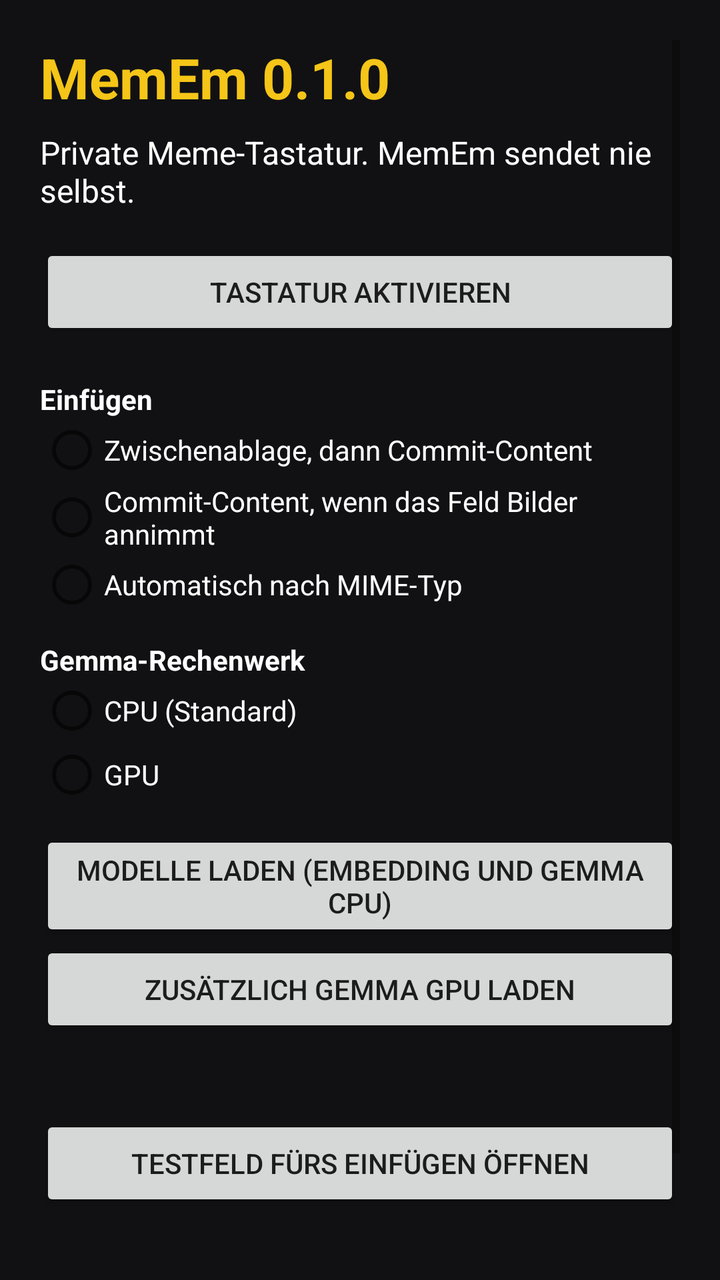
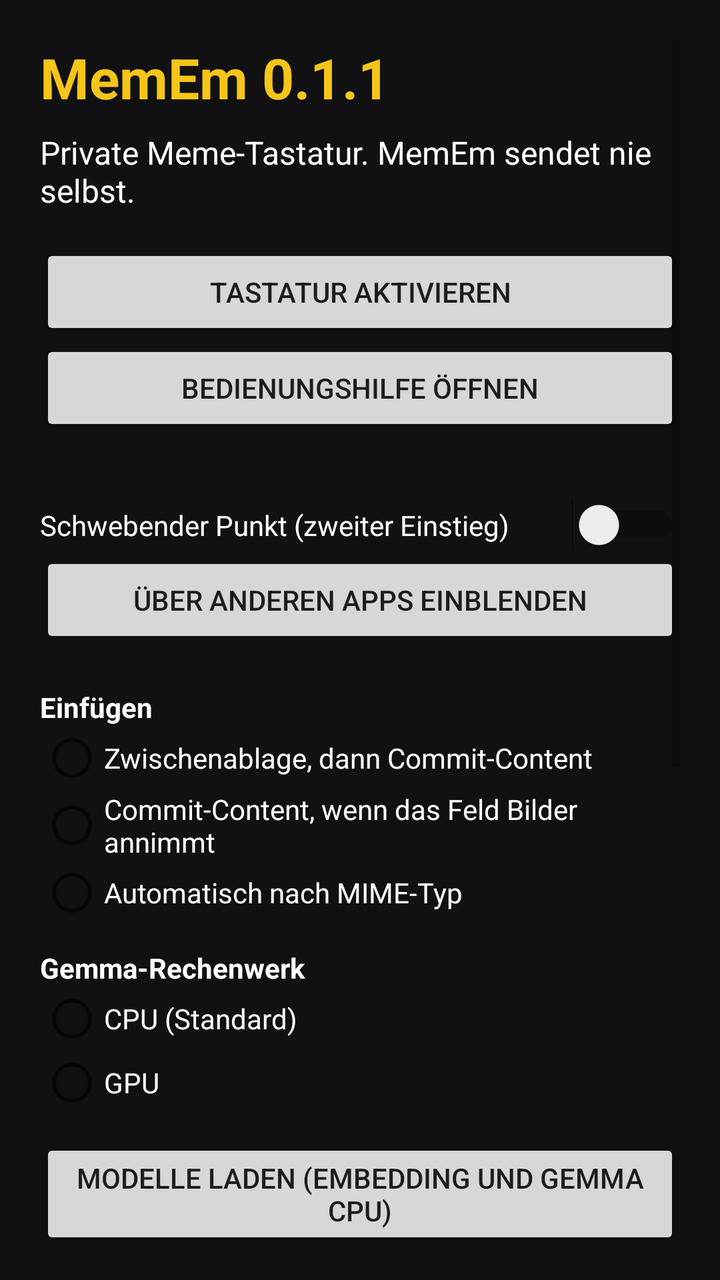

Screens rendered from an Android XML layout before and after an edit, with the pre-edit source and the edit as a unified diff.
<!-- AndroidManifest.xml: application theme Theme.MemEm -->
<!-- res/layout/activity_settings.xml -->
<?xml version="1.0" encoding="utf-8"?>
<ScrollView xmlns:android="http://schemas.android.com/apk/res/android"
    android:layout_width="match_parent"
    android:layout_height="match_parent"
    android:background="#111113"
    android:padding="20dp">

    <LinearLayout
        android:layout_width="match_parent"
        android:layout_height="wrap_content"
        android:orientation="vertical">

        <TextView
            android:layout_width="match_parent"
            android:layout_height="wrap_content"
            android:text="MemEm 0.1.0"
            android:textColor="#F5C518"
            android:textSize="28sp"
            android:textStyle="bold" />

        <TextView
            android:layout_width="match_parent"
            android:layout_height="wrap_content"
            android:layout_marginTop="8dp"
            android:text="Private Meme-Tastatur. MemEm sendet nie selbst."
            android:textColor="#FFFFFF"
            android:textSize="16sp" />

        <Button
            android:id="@+id/enable_keyboard"
            android:layout_width="match_parent"
            android:layout_height="wrap_content"
            android:layout_marginTop="16dp"
            android:text="Tastatur aktivieren" />

        <TextView
            android:layout_width="match_parent"
            android:layout_height="wrap_content"
            android:layout_marginTop="20dp"
            android:text="Einfügen"
            android:textColor="#FFFFFF"
            android:textStyle="bold" />

        <RadioGroup
            android:id="@+id/insert_mode"
            android:layout_width="match_parent"
            android:layout_height="wrap_content">

            <RadioButton
                android:id="@+id/insert_clipboard"
                android:layout_width="match_parent"
                android:layout_height="wrap_content"
                android:text="Zwischenablage, dann Commit-Content"
                android:textColor="#FFFFFF" />

            <RadioButton
                android:id="@+id/insert_commit"
                android:layout_width="match_parent"
                android:layout_height="wrap_content"
                android:text="Commit-Content, wenn das Feld Bilder annimmt"
                android:textColor="#FFFFFF" />

            <RadioButton
                android:id="@+id/insert_auto"
                android:layout_width="match_parent"
                android:layout_height="wrap_content"
                android:text="Automatisch nach MIME-Typ"
                android:textColor="#FFFFFF" />
        </RadioGroup>

        <TextView
            android:layout_width="match_parent"
            android:layout_height="wrap_content"
            android:layout_marginTop="12dp"
            android:text="Gemma-Rechenwerk"
            android:textColor="#FFFFFF"
            android:textStyle="bold" />

        <RadioGroup
            android:id="@+id/backend"
            android:layout_width="match_parent"
            android:layout_height="wrap_content">

            <RadioButton
                android:id="@+id/backend_cpu"
                android:layout_width="match_parent"
                android:layout_height="wrap_content"
                android:text="CPU (Standard)"
                android:textColor="#FFFFFF" />

            <RadioButton
                android:id="@+id/backend_gpu"
                android:layout_width="match_parent"
                android:layout_height="wrap_content"
                android:text="GPU"
                android:textColor="#FFFFFF" />
        </RadioGroup>

        <Button
            android:id="@+id/download"
            android:layout_width="match_parent"
            android:layout_height="wrap_content"
            android:layout_marginTop="12dp"
            android:text="Modelle laden (Embedding und Gemma CPU)" />

        <Button
            android:id="@+id/download_gpu"
            android:layout_width="match_parent"
            android:layout_height="wrap_content"
            android:text="Zusätzlich Gemma GPU laden" />

        <TextView
            android:id="@+id/model_status"
            android:layout_width="match_parent"
            android:layout_height="wrap_content"
            android:layout_marginTop="8dp"
            android:textColor="#CCCCCC" />

        <Button
            android:id="@+id/open_harness"
            android:layout_width="match_parent"
            android:layout_height="wrap_content"
            android:layout_marginTop="12dp"
            android:text="Testfeld fürs Einfügen öffnen" />

        <TextView
            android:layout_width="match_parent"
            android:layout_height="wrap_content"
            android:layout_marginTop="16dp"
            android:text="@string/hyperos_hint"
            android:textColor="#AAAAAA" />
    </LinearLayout>
</ScrollView>
<!-- resources referenced by this layout -->
<resources>
  <string name="hyperos_hint">Auf HyperOS unter Einstellungen, Apps, MemEm, Akku die Option „Keine Einschränkungen“ wählen. Sonst beendet das System den Modell-Download und den Sprachmodell-Prozess.</string>
  <style name="Theme.MemEm" parent="Theme.AppCompat.DayNight.NoActionBar">
          <item name="android:statusBarColor">#111113</item>
          <item name="android:navigationBarColor">#111113</item>
          <item name="android:windowBackground">#111113</item>
          <item name="colorAccent">@color/accent</item>
      </style>
  <color name="accent">#F5C518</color>
</resources>

<!-- the commit's change to res/layout/activity_settings.xml (unified diff, before → after) -->
@@ -13,7 +13,7 @@
         <TextView
             android:layout_width="match_parent"
             android:layout_height="wrap_content"
-            android:text="MemEm 0.1.0"
+            android:text="@string/version_title"
             android:textColor="#F5C518"
             android:textSize="28sp"
             android:textStyle="bold" />
@@ -32,6 +32,32 @@
             android:layout_height="wrap_content"
             android:layout_marginTop="16dp"
             android:text="Tastatur aktivieren" />
+
+        <Button
+            android:id="@+id/enable_a11y"
+            android:layout_width="match_parent"
+            android:layout_height="wrap_content"
+            android:text="Bedienungshilfe öffnen" />
+
+        <TextView
+            android:id="@+id/a11y_status"
+            android:layout_width="match_parent"
+            android:layout_height="wrap_content"
+            android:textColor="#CCCCCC" />
+
+        <Switch
+            android:id="@+id/overlay_switch"
+            android:layout_width="match_parent"
+            android:layout_height="wrap_content"
+            android:layout_marginTop="12dp"
+            android:text="Schwebender Punkt (zweiter Einstieg)"
+            android:textColor="#FFFFFF" />
+
+        <Button
+            android:id="@+id/overlay_permission"
+            android:layout_width="match_parent"
+            android:layout_height="wrap_content"
+            android:text="Über anderen Apps einblenden" />
 
         <TextView
             android:layout_width="match_parent"
<!-- resource entries referenced after the edit -->
@@ -1,6 +1,7 @@
 <!-- resources referenced by this layout -->
 <resources>
-  <string name="hyperos_hint">Auf HyperOS unter Einstellungen, Apps, MemEm, Akku die Option „Keine Einschränkungen“ wählen. Sonst beendet das System den Modell-Download und den Sprachmodell-Prozess.</string>
+  <string name="hyperos_hint">HyperOS beendet Hintergrundprozesse. Autostart für MemEm an, Akku auf „Keine Einschränkungen“, „App-Aktivität anhalten“ aus, MemEm und WhatsApp in der Zuletzt-Ansicht sperren. Bedienungshilfe: erst den Schalter versuchen, dann in der App-Info über das Drei-Punkte-Menü „Eingeschränkte Einstellungen zulassen“, danach den Schalter erneut. Overlay: „Über anderen Apps einblenden“ und „Pop-up-Fenster im Hintergrund“. Die Zwischenablage legt das PNG ab. Meldet die Tastatur kein Einfügen, löst die Bedienungshilfe ACTION_PASTE im WhatsApp-Feld aus. Sonst lange tippen und Einfügen. Advanced Protection aus lassen. Nach einem Systemupdate die Bedienungshilfe prüfen. Ein abgebrochener Modell-Download behält die Teildatei, Fortsetzen lädt weiter.</string>
+  <string name="version_title">MemEm 0.1.1</string>
   <style name="Theme.MemEm" parent="Theme.AppCompat.DayNight.NoActionBar">
           <item name="android:statusBarColor">#111113</item>
           <item name="android:navigationBarColor">#111113</item>
